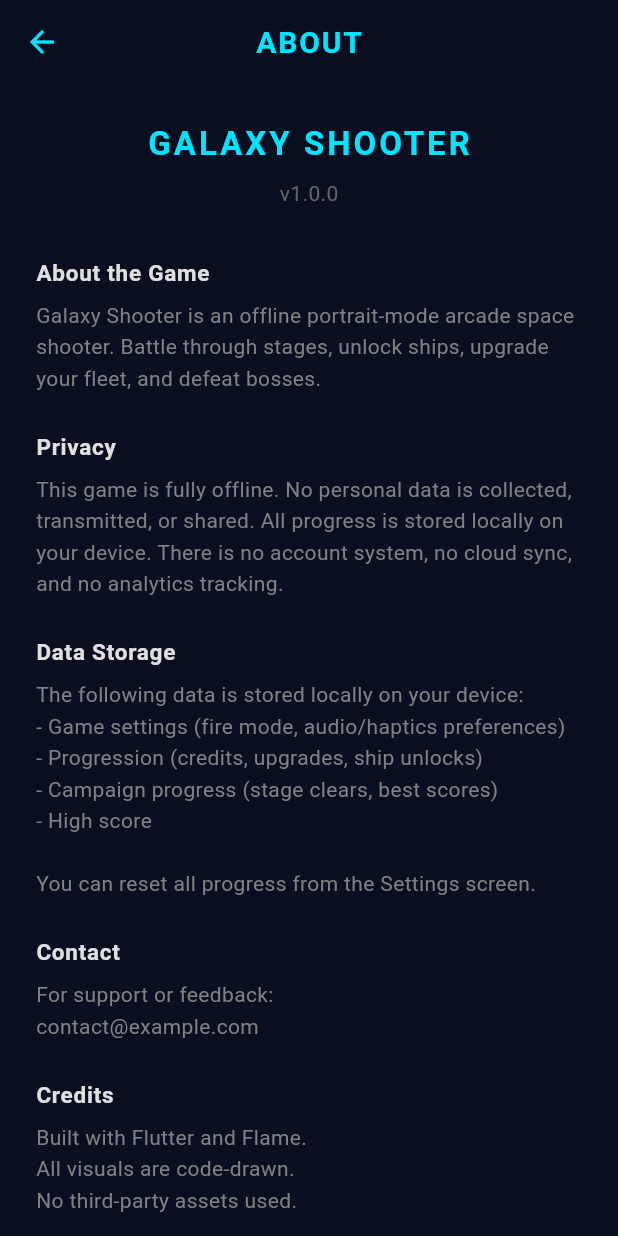
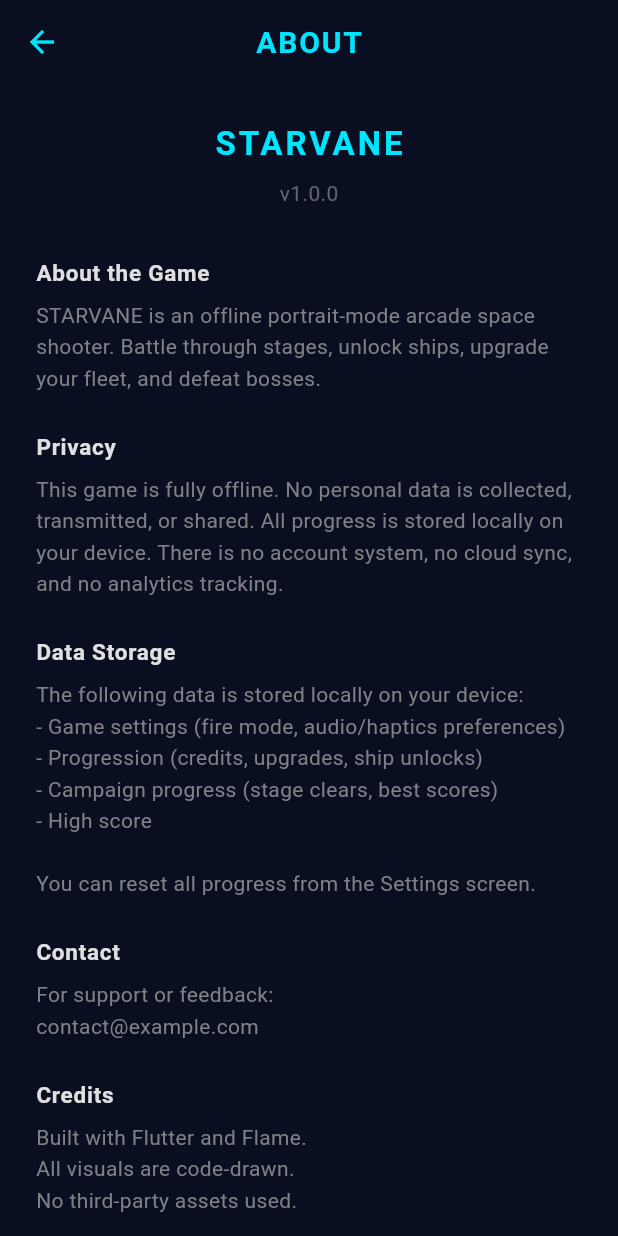
Before and after one commit to serge2day/galaxy_shoot, a Flutter app: the screen it shows after launch, after a tap on "ABOUT", on a phone screen of 412 x 824 dp. Run offline on Flutter 3.47's test engine with Material 3 defaults, Android fonts, the phone set to English and light mode, and no system bars; our stand-ins replace flutter_riverpod, shared_preferences; missing offline and left inert: flame.

Commit message:
Rename to STARVANE, add assets/images for home background
- Renamed all references from "Galaxy Shooter" to "STARVANE"
  (app title, constants, about screen, MaterialApp title)
- Created assets/images/ directory for background and future assets
- Updated pubspec.yaml with assets declaration
- Home screen now loads assets/images/home_bg.png as full-bleed
  background with gradient overlay for UI readability
- Falls back to dark color if image is missing
- Title text removed from home screen (baked into background image)

To add the background: place your image at assets/images/home_bg.png

https://claude.ai/code/session_019eqVE7nJo9XCTT7qLE4hj2

```diff
--- a/lib/app/app.dart
+++ b/lib/app/app.dart
@@ -22,7 +22,7 @@ class GalaxyShooterApp extends StatelessWidget {
     );
 
     return MaterialApp(
-      title: 'Galaxy Shooter',
+      title: 'STARVANE',
       debugShowCheckedModeBanner: false,
       theme: AppTheme.darkTheme,
       initialRoute: AppRoutes.home,
--- a/lib/core/config/app_config.dart
+++ b/lib/core/config/app_config.dart
@@ -1,6 +1,6 @@
 class AppConfig {
   const AppConfig._();
 
-  static const String appName = 'Galaxy Shooter';
+  static const String appName = 'STARVANE';
   static const String appVersion = '1.0.0';
 }
--- a/lib/core/config/game_constants.dart
+++ b/lib/core/config/game_constants.dart
@@ -1,7 +1,7 @@
 class GameConstants {
   const GameConstants._();
 
-  static const String appTitle = 'Galaxy Shooter';
+  static const String appTitle = 'STARVANE';
   static const String bestScoreKey = 'best_score';
   static const String fireModeKey = 'fire_mode';
 }
--- a/lib/features/about/presentation/about_screen.dart
+++ b/lib/features/about/presentation/about_screen.dart
@@ -16,7 +16,7 @@ class AboutScreen extends StatelessWidget {
           children: [
             const Center(
               child: Text(
-                'GALAXY SHOOTER',
+                'STARVANE',
                 style: TextStyle(
                   fontSize: 22,
                   fontWeight: FontWeight.bold,
@@ -38,7 +38,7 @@ class AboutScreen extends StatelessWidget {
             const SizedBox(height: 32),
             _section(
               'About the Game',
-              'Galaxy Shooter is an offline portrait-mode arcade space shooter. '
+              'STARVANE is an offline portrait-mode arcade space shooter. '
                   'Battle through stages, unlock ships, upgrade your fleet, and defeat bosses.',
             ),
             _section(
--- a/lib/features/home/presentation/home_screen.dart
+++ b/lib/features/home/presentation/home_screen.dart
@@ -15,20 +15,43 @@ class HomeScreen extends ConsumerWidget {
     final shipDef = ref.watch(selectedShipDefinitionProvider);
 
     return Scaffold(
-      body: SafeArea(
+      body: Stack(
+        fit: StackFit.expand,
+        children: [
+          // Background image (falls back to dark color if missing)
+          Image.asset(
+            'assets/images/home_bg.png',
+            fit: BoxFit.cover,
+            errorBuilder: (context, error, stackTrace) =>
+                Container(color: AppTheme.bgDark),
+          ),
+          // Dark gradient overlay for readability
+          Container(
+            decoration: const BoxDecoration(
+              gradient: LinearGradient(
+                begin: Alignment.topCenter,
+                end: Alignment.bottomCenter,
+                colors: [
+                  Colors.transparent,
+                  Color(0xAA000000),
+                  Color(0xDD000000),
+                ],
+                stops: [0.0, 0.5, 1.0],
+              ),
+            ),
+          ),
+          // UI content
+          SafeArea(
             child: Center(
               child: Padding(
                 padding: const EdgeInsets.symmetric(horizontal: 32),
                 child: Column(
-              mainAxisAlignment: MainAxisAlignment.center,
+                  mainAxisAlignment: MainAxisAlignment.end,
                   children: [
-                const Spacer(flex: 2),
-                _buildTitle(),
-                const SizedBox(height: 12),
-                _buildSubtitle(),
-                const Spacer(),
-                _buildInfoRow(bestScore, wallet.credits, shipDef.displayName),
-                const SizedBox(height: 32),
+                    const Spacer(flex: 3),
+                    _buildInfoRow(
+                        bestScore, wallet.credits, shipDef.displayName),
+                    const SizedBox(height: 28),
                     _buildPlayButton(context),
                     const SizedBox(height: 12),
                     _buildHangarButton(context),
@@ -37,13 +60,10 @@ class HomeScreen extends ConsumerWidget {
                       children: [
                         Expanded(
                           child: TextButton.icon(
-                        onPressed: () =>
-                            Navigator.of(context).pushNamed(AppRoutes.settings),
-                        icon: const Icon(
-                          Icons.settings,
-                          color: AppTheme.textSecondary,
-                          size: 18,
-                        ),
+                            onPressed: () => Navigator.of(context)
+                                .pushNamed(AppRoutes.settings),
+                            icon: const Icon(Icons.settings,
+                                color: AppTheme.textSecondary, size: 18),
                             label: const Text(
                               'SETTINGS',
                               style: TextStyle(
@@ -56,13 +76,10 @@ class HomeScreen extends ConsumerWidget {
                         ),
                         Expanded(
                           child: TextButton.icon(
-                        onPressed: () =>
-                            Navigator.of(context).pushNamed(AppRoutes.about),
-                        icon: const Icon(
-                          Icons.info_outline,
-                          color: AppTheme.textSecondary,
-                          size: 18,
-                        ),
+                            onPressed: () => Navigator.of(context)
+                                .pushNamed(AppRoutes.about),
+                            icon: const Icon(Icons.info_outline,
+                                color: AppTheme.textSecondary, size: 18),
                             label: const Text(
                               'ABOUT',
                               style: TextStyle(
@@ -75,41 +92,13 @@ class HomeScreen extends ConsumerWidget {
                         ),
                       ],
                     ),
-                const Spacer(flex: 2),
+                    const SizedBox(height: 16),
                   ],
                 ),
               ),
             ),
           ),
-    );
-  }
-
-  Widget _buildTitle() {
-    return ShaderMask(
-      shaderCallback: (bounds) => const LinearGradient(
-        colors: [AppTheme.primaryColor, AppTheme.accentColor],
-      ).createShader(bounds),
-      child: const Text(
-        'GALAXY\nSHOOTER',
-        textAlign: TextAlign.center,
-        style: TextStyle(
-          fontSize: 48,
-          fontWeight: FontWeight.w900,
-          letterSpacing: 4,
-          height: 1.1,
-          color: Colors.white,
-        ),
-      ),
-    );
-  }
-
-  Widget _buildSubtitle() {
-    return Text(
-      'v1.0',
-      style: TextStyle(
-        fontSize: 13,
-        letterSpacing: 4,
-        color: AppTheme.primaryColor.withValues(alpha: 0.5),
+        ],
       ),
     );
   }
@@ -119,8 +108,10 @@ class HomeScreen extends ConsumerWidget {
       padding: const EdgeInsets.symmetric(horizontal: 20, vertical: 14),
       decoration: BoxDecoration(
         borderRadius: BorderRadius.circular(12),
-        border: Border.all(color: AppTheme.primaryColor.withValues(alpha: 0.3)),
-        color: AppTheme.bgCard.withValues(alpha: 0.5),
+        border: Border.all(
+          color: AppTheme.primaryColor.withValues(alpha: 0.3),
+        ),
+        color: const Color(0x60000000),
       ),
       child: Row(
         mainAxisAlignment: MainAxisAlignment.spaceEvenly,
--- a/pubspec.yaml
+++ b/pubspec.yaml
@@ -1,5 +1,5 @@
 name: galaxy_shoot
-description: "A portrait-mode mobile arcade space shooter."
+description: "STARVANE - A portrait-mode mobile arcade space shooter."
 publish_to: 'none'
 version: 1.0.0+1
 
@@ -20,3 +20,5 @@ dev_dependencies:
 
 flutter:
   uses-material-design: true
+  assets:
+    - assets/images/
```
Also changed, not shown: 1 other file. Lines whose indentation alone changed are shown as unchanged.
